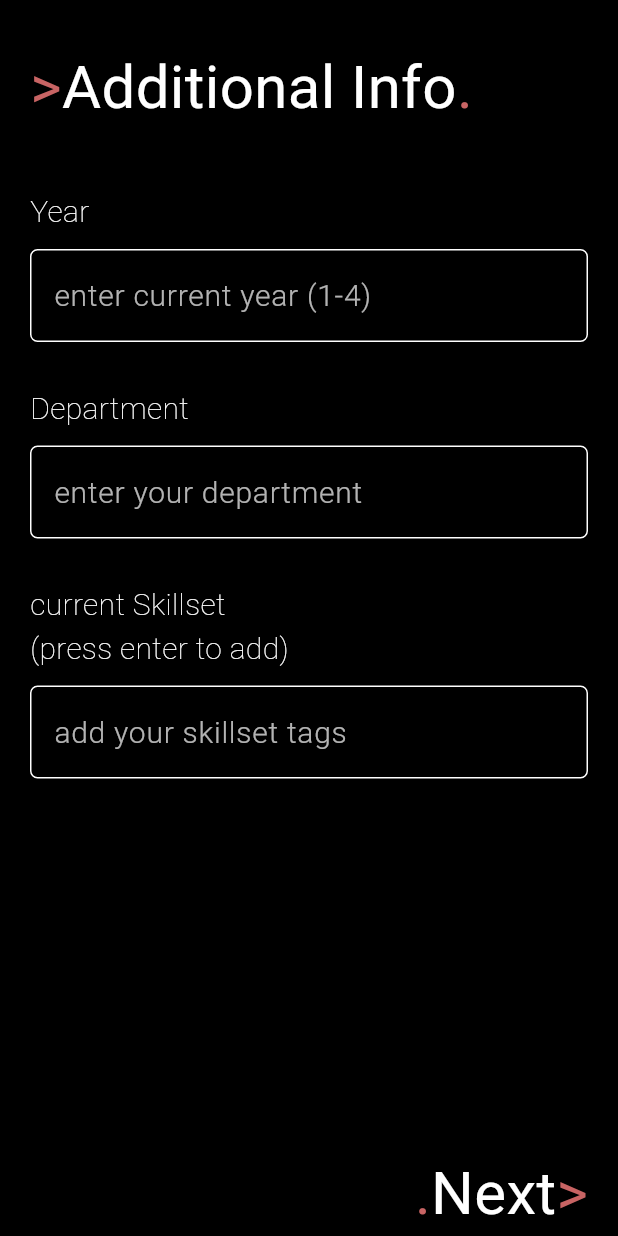
After one commit to silveroburn/smartStudy, a Flutter app: the Additionalinfo screen opened directly, on a phone screen of 412 x 824 dp. The commit adds this screen. Run offline on Flutter 3.47's test engine with Material 3 defaults, Android fonts, the light colour scheme and no system bars; our stand-ins replace google_fonts.

Commit message:
3/06 update

```diff
--- /dev/null
+++ b/lib/additionalInfo.dart
@@ -0,0 +1,72 @@
+import 'package:flutter/material.dart';
+import 'package:smartstudy/profile.dart';
+import 'package:smartstudy/qHandler.dart';
+import 'package:smartstudy/utilities.dart';
+
+class Additionalinfo extends StatelessWidget{
+  const Additionalinfo({super.key});
+
+  @override
+  Widget build (BuildContext context){
+    TextEditingController yearController = TextEditingController();
+    TextEditingController DepartmentController = TextEditingController();
+    TextEditingController skillsController = TextEditingController();
+    return Scaffold(
+      backgroundColor: Colors.black,
+      body: Padding(
+        padding: EdgeInsets.only(top: 30, left: 20, right: 20),
+        child: Column(
+          crossAxisAlignment: CrossAxisAlignment.start,
+          children: [
+            Row(
+              children: [
+                customText('>', Color.fromARGB(255, 200, 100, 100), 40, 1),
+                customText('Additional Info', Colors.white, 40, 1),
+                customText('.', Color.fromARGB(255, 200, 100, 100), 40, 1),
+              ]),
+            Expanded(
+              child: SingleChildScrollView(
+                child: Column(
+                  crossAxisAlignment: CrossAxisAlignment.start,
+                  children: [
+                    SizedBox(height: 40,),
+                    customText('Year', Colors.white, 20, 0),
+                    SizedBox(height: 10,),
+                    tFields(context, 'enter current year (1-4)', yearController),
+                    SizedBox(height: 30,),
+                    customText('Department', Colors.white, 20, 0),
+                    SizedBox(height: 10,),
+                    tFields(context, 'enter your department', DepartmentController),
+                    SizedBox(height: 30,),
+                    customText('current Skillset \n(press enter to add)', Colors.white, 20, 0),
+                    SizedBox(height: 10,),
+                    tFields(context, 'add your skillset tags', skillsController),
+                    SizedBox(height: 30,),
+                  ],
+                ),
+              ),
+            ),
+            GestureDetector(
+              onTap: () async {
+                print("adding reg no: " + curUser);
+                await addAdditionalInfo(curUser, int.parse(yearController.text), DepartmentController.text, skillsController.text, context);
+                await getAboutMeInfo(curUser);
+                Navigator.push(context, MaterialPageRoute(builder: (context){
+                  return Profile();
+                }));
+              },
+              child: Row(
+                mainAxisAlignment: MainAxisAlignment.end,
+                children: [
+                  customText('.', Color.fromARGB(255, 200, 100, 100), 40, 1),
+                  customText('Next', Colors.white, 40, 1),
+                  customText('>', Color.fromARGB(255, 200, 100, 100), 40, 1),
+                ]
+              ),
+            ),
+          ],
+        ),
+      )
+    );
+  }
+}
--- a/lib/browse.dart
+++ b/lib/browse.dart
@@ -1,4 +1,5 @@
 import 'package:flutter/material.dart';
+
 import 'package:smartstudy/projectInfo.dart';
 import 'utilities.dart';
 
--- a/lib/main.dart
+++ b/lib/main.dart
@@ -1,6 +1,6 @@
+//reliable way for storing the current login regNo.. currently I am storing it by logging in everytime..
+
 import 'package:flutter/material.dart';
-import 'package:smartstudy/profile.dart';
-import 'package:smartstudy/signin.dart';
 import 'package:smartstudy/signup.dart';
 
 void main(){
--- a/lib/profile.dart
+++ b/lib/profile.dart
@@ -1,5 +1,6 @@
 import 'package:flutter/material.dart';
-import 'package:google_fonts/google_fonts.dart';
+import 'package:smartstudy/qHandler.dart';
+import 'package:smartstudy/temporaryData.dart';
 import 'package:smartstudy/utilities.dart';
 
 class Profile extends StatelessWidget {
@@ -30,13 +31,13 @@ class Profile extends StatelessWidget {
                 ],
               ),
               SizedBox(height: 40,),
-              infoDump('Name', 'Ashutosh Singh Naruka', Colors.white, fSize, 2),
+              infoDump('Name', tempName, Colors.white, fSize, 2),
               SizedBox(height: 10,),
-              infoDump('Year', 'IIIrd', Colors.white, fSize, 2),
+              infoDump('Year', tempYear.toString(), Colors.white, fSize, 2),
               SizedBox(height: 10,),
-              infoDump('Reg No', 'RA2211003011127', Colors.white, fSize, 2),
+              infoDump('Reg No', curUser, Colors.white, fSize, 2),
               SizedBox(height: 10,),
-              infoDump('Department', 'CSE Core', Colors.white, fSize, 2),
+              infoDump('Department', tempDepartment, Colors.white, fSize, 2),
               SizedBox(height: 30,),
 
 
--- a/lib/signup.dart
+++ b/lib/signup.dart
@@ -42,7 +42,9 @@ class signup extends StatelessWidget{
                 child: Text('WELCOME ABOARD', style: GoogleFonts.pixelifySans(color: Color.fromARGB(255, 200, 100, 100), fontSize: 55, letterSpacing: 5, height: 1),),
               ),
               SizedBox(height: 90,),
-              Column(
+              Padding(
+                padding: EdgeInsets.only(left: 20, right: 20),
+                child: Column(
                   children: [
                     tFields(context, 'Username', usernameController),
                     SizedBox(height: 20,),
@@ -52,6 +54,7 @@ class signup extends StatelessWidget{
                     SizedBox(height: 20,),
                     tFields(context, 'Reg No', regNoController),
                   ],
+                ),
               ),
 
               SizedBox(height: 20,),
--- /dev/null
+++ b/lib/temporaryData.dart
@@ -0,0 +1,5 @@
+String tempName = "";
+int tempYear = 0;
+String tempDepartment = "";
+String tempEmailId = "";
+String tempSkills = "";
--- a/lib/utilities.dart
+++ b/lib/utilities.dart
@@ -1,20 +1,19 @@
 import 'package:flutter/material.dart';
 import 'package:google_fonts/google_fonts.dart';
 import 'package:smartstudy/CreateProject.dart';
+import 'package:smartstudy/additionalInfo.dart';
 import 'package:smartstudy/browse.dart';
 import 'package:smartstudy/chats.dart';
 import 'package:smartstudy/profile.dart';
 
 Widget tFields (BuildContext context, String hint, TextEditingController controller){
-  return Padding(
-    padding: EdgeInsets.only(left: 20, right: 20),
-    child: TextField(
+  return TextField(
     controller: controller,
     cursorColor: Colors.white,
     style: GoogleFonts.poppins(color: Colors.white, fontSize: 20, fontWeight: FontWeight.w200),
     decoration: InputDecoration(
       hintText: hint,
-        hintStyle: GoogleFonts.pixelifySans(color: Colors.white, fontSize: 20, fontWeight: FontWeight.w300),
+      hintStyle: GoogleFonts.pixelifySans(color: Colors.white70, fontSize: 20, fontWeight: FontWeight.w300),
       enabledBorder: OutlineInputBorder(
         borderRadius: BorderRadius.circular(5),
         borderSide: BorderSide(color: Colors.white)
@@ -24,7 +23,6 @@ Widget tFields (BuildContext context, String hint, TextEditingController control
           color: Color.fromARGB(255, 200, 100, 100),
         )
       )
-      ),
     ),
   );
 }
```
Also changed, not shown: lib/qHandler.dart (+82 -0 lines), lib/signin.dart (+26 -4 lines), lib/stateInfo.dart (added). Lines whose indentation alone changed are shown as unchanged.
